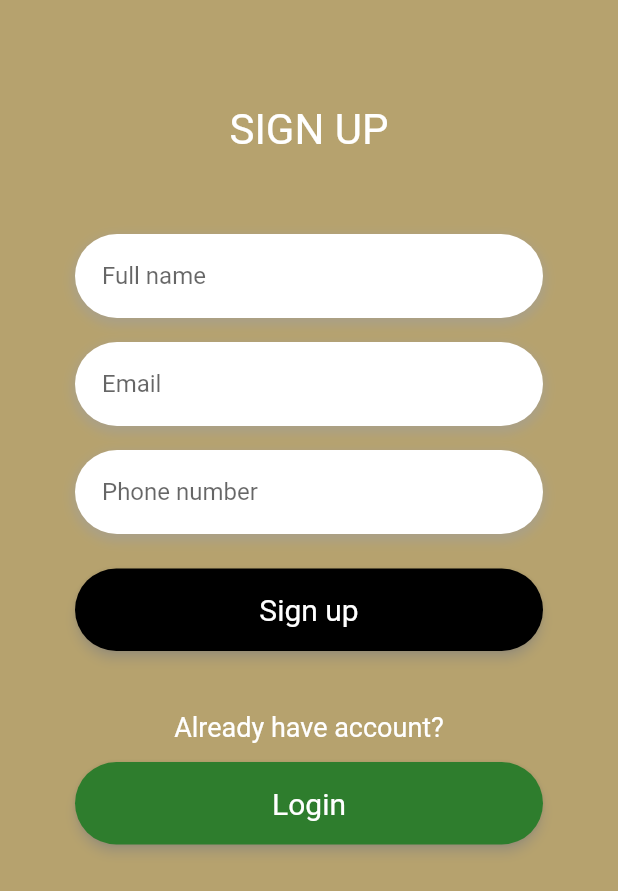
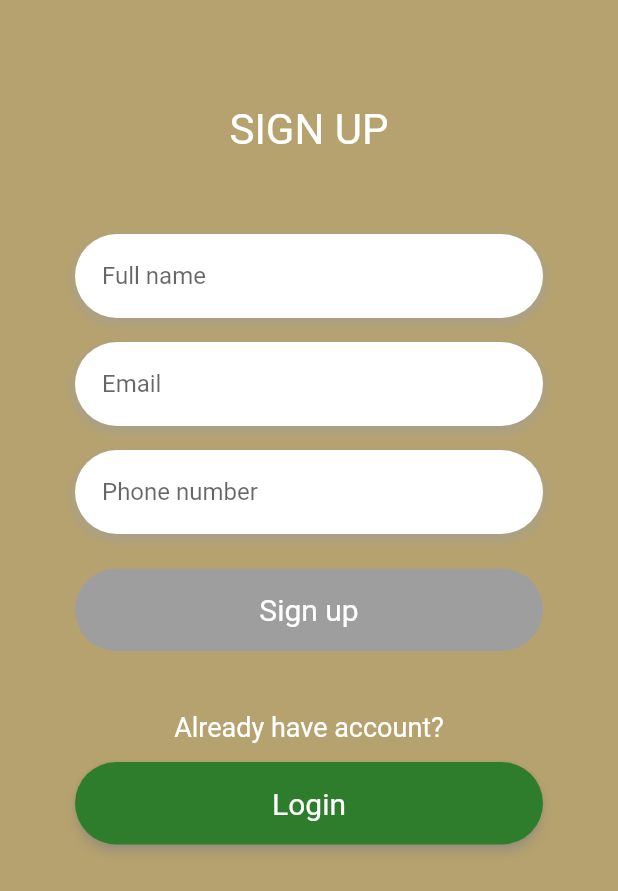
Before and after one commit to TanukiA/Better-Home, a Flutter app: the CustomerSignupScreen screen opened directly, on a phone screen of 412 x 824 dp. Shown: the top 891 px of the screen. Run offline on Flutter 3.47's test engine with Material 2 defaults, Android fonts, the light colour scheme and no system bars; our stand-ins replace file_picker, firebase_auth, firebase_core, firebase_storage, flutter_svg, mvc_pattern and 2 more; accounts and stored records are empty; statements that could not run were skipped.

Commit message:
Added input validation for signup screen

```diff
--- a/packages/authentication/lib/controllers/login_controller.dart
+++ b/packages/authentication/lib/controllers/login_controller.dart
@@ -15,7 +15,7 @@ class LoginController extends ControllerMVC {
 
   User get user => _user;
 
-  String validPhoneFormat(String phone) {
+  bool validPhoneFormat(String phone) {
     return _user.validPhoneFormat(phone);
   }
 }
--- a/packages/authentication/lib/controllers/registration_controller.dart
+++ b/packages/authentication/lib/controllers/registration_controller.dart
@@ -11,11 +11,23 @@ class RegistrationController extends ControllerMVC {
 
   User get user => _user;
 
-  String validPhoneFormat(String phone) {
+  bool validPhoneFormat(String phone) {
     return _user.validPhoneFormat(phone);
   }
 
   void sendPhoneNumber(BuildContext context, String phoneInput) {
     return _user.sendPhoneNumber(context, phoneInput);
   }
+
+  bool validEmailFormat(String email) {
+    return _user.validEmailFormat(email);
+  }
+
+  bool checkValid(bool isValidName, bool isValidEmail, bool isValidPhone) {
+    if (isValidName && isValidEmail && isValidPhone) {
+      return true;
+    } else {
+      return false;
+    }
+  }
 }
--- a/packages/authentication/lib/models/user.dart
+++ b/packages/authentication/lib/models/user.dart
@@ -8,7 +8,6 @@ class User extends ModelMVC {
   final String phone;
   final String name;
   final String email;
-  String _errorText = "";
 
   User(
       {required this.id,
@@ -20,19 +19,15 @@ class User extends ModelMVC {
       : name = '',
         email = '';
 
-  String get errorText => _errorText;
-
-  String validPhoneFormat(String phone) {
+  bool validPhoneFormat(String phone) {
     if ((phone.startsWith('+60') &&
             (phone.length == 12 || phone.length == 13)) ||
         phone.isEmpty) {
-      _errorText = "";
       notifyListeners();
-      return _errorText;
+      return true;
     } else {
-      _errorText = 'Invalid phone number';
       notifyListeners();
-      return _errorText;
+      return false;
     }
   }
 
@@ -41,4 +36,13 @@ class User extends ModelMVC {
     String phoneNumber = phoneInput.trim();
     ap.signInWithPhone(context, phoneNumber);
   }
+
+  bool validEmailFormat(String email) {
+    if (email.isEmpty) return true;
+
+    const pattern = r'^[\w-\.]+@([\w-]+\.)+[\w-]{2,4}$';
+    final regex = RegExp(pattern);
+
+    return regex.hasMatch(email);
+  }
 }
--- a/packages/authentication/lib/views/customer_signup_screen.dart
+++ b/packages/authentication/lib/views/customer_signup_screen.dart
@@ -20,6 +20,7 @@ class _CustomerSignupScreenState extends State<CustomerSignupScreen> {
   bool _isValidName = false;
   bool _isValidEmail = false;
   bool _isValidPhone = false;
+  bool _isAllValid = false;
   final TextEditingController _nameController = TextEditingController();
   final TextEditingController _emailController = TextEditingController();
   final TextEditingController _phoneController = TextEditingController();
@@ -33,23 +34,45 @@ class _CustomerSignupScreenState extends State<CustomerSignupScreen> {
       setState(() {
         if (_nameController.text.isNotEmpty) {
           _isValidName = true;
+          if (widget.controller
+              .checkValid(_isValidName, _isValidEmail, _isValidPhone)) {
+            _isAllValid = true;
+          }
         } else {
           _isValidName = false;
+          _isAllValid = false;
         }
       });
     });
 
     _emailController.addListener(() {
-      setState(() {});
+      setState(() {
+        if (widget.controller.validEmailFormat(_emailController.text) == true &&
+            _emailController.text.isNotEmpty) {
+          _isValidEmail = true;
+          if (widget.controller
+              .checkValid(_isValidName, _isValidEmail, _isValidPhone)) {
+            _isAllValid = true;
+          }
+        } else {
+          _isValidEmail = false;
+          _isAllValid = false;
+        }
+      });
     });
 
     _phoneController.addListener(() {
       setState(() {
-        if (widget.controller.validPhoneFormat(_phoneController.text) == "" &&
+        if (widget.controller.validPhoneFormat(_phoneController.text) == true &&
             _phoneController.text.isNotEmpty) {
           _isValidPhone = true;
+          if (widget.controller
+              .checkValid(_isValidName, _isValidEmail, _isValidPhone)) {
+            _isAllValid = true;
+          }
         } else {
           _isValidPhone = false;
+          _isAllValid = false;
         }
       });
     });
@@ -152,14 +175,23 @@ class _CustomerSignupScreenState extends State<CustomerSignupScreen> {
                           hintText: 'Email',
                           border: InputBorder.none,
                         ),
-                        validator: (value) {
-                          if (value == null || value.isEmpty) {
-                            return 'Please enter your email address';
-                          }
-                          return null;
-                        },
                       ),
                     ),
+                    if (widget.controller
+                            .validEmailFormat(_emailController.text) ==
+                        false)
+                      SizedBox(
+                        width: size.width * 0.65,
+                        height: 15,
+                        child: const Text(
+                          'Invalid email address',
+                          textAlign: TextAlign.left,
+                          style: TextStyle(
+                            color: Colors.red,
+                            fontSize: 14,
+                          ),
+                        ),
+                      ),
                     const SizedBox(height: 10),
                     TextFieldContainer(
                       child: TextFormField(
@@ -175,16 +207,15 @@ class _CustomerSignupScreenState extends State<CustomerSignupScreen> {
                       ),
                     ),
                     if (widget.controller
-                            .validPhoneFormat(_phoneController.text) !=
-                        "")
+                            .validPhoneFormat(_phoneController.text) ==
+                        false)
                       SizedBox(
                         width: size.width * 0.65,
                         height: 15,
-                        child: Text(
-                          widget.controller
-                              .validPhoneFormat(_phoneController.text),
+                        child: const Text(
+                          'Invalid phone number',
                           textAlign: TextAlign.left,
-                          style: const TextStyle(
+                          style: TextStyle(
                             color: Colors.red,
                             fontSize: 14,
                           ),
@@ -192,8 +223,10 @@ class _CustomerSignupScreenState extends State<CustomerSignupScreen> {
                       ),
                     const SizedBox(height: 20),
                     ElevatedButton(
-                      onPressed: () => widget.controller
-                          .sendPhoneNumber(context, _phoneController.text),
+                      onPressed: _isAllValid
+                          ? () => widget.controller
+                              .sendPhoneNumber(context, _phoneController.text)
+                          : null,
                       style: signupBtnStyle.copyWith(
                         backgroundColor: backgroundColor,
                       ),
@@ -232,10 +265,4 @@ class _CustomerSignupScreenState extends State<CustomerSignupScreen> {
       ),
     );
   }
-/*
-  void sendPhoneNumber() {
-    final ap = Provider.of<AuthProvider>(context, listen: false);
-    String phoneNumber = _phoneController.text.trim();
-    ap.signInWithPhone(context, phoneNumber);
-  }*/
 }
```
Also changed, not shown: packages/authentication/lib/views/login_screen.dart (+6 -7 lines).
